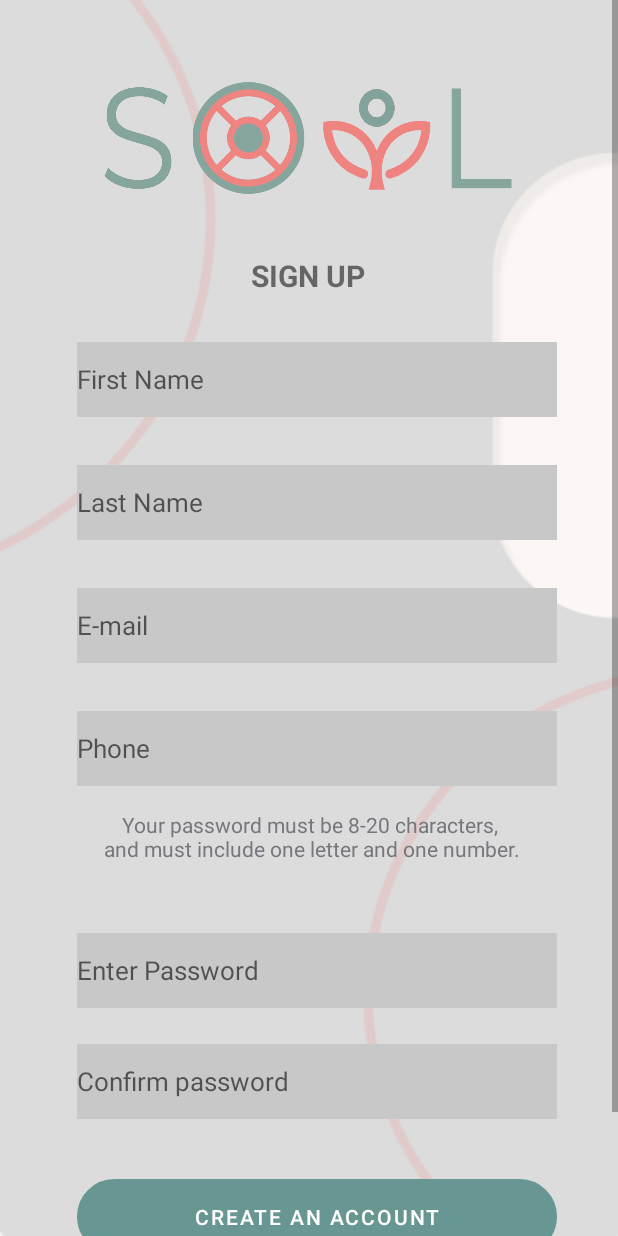
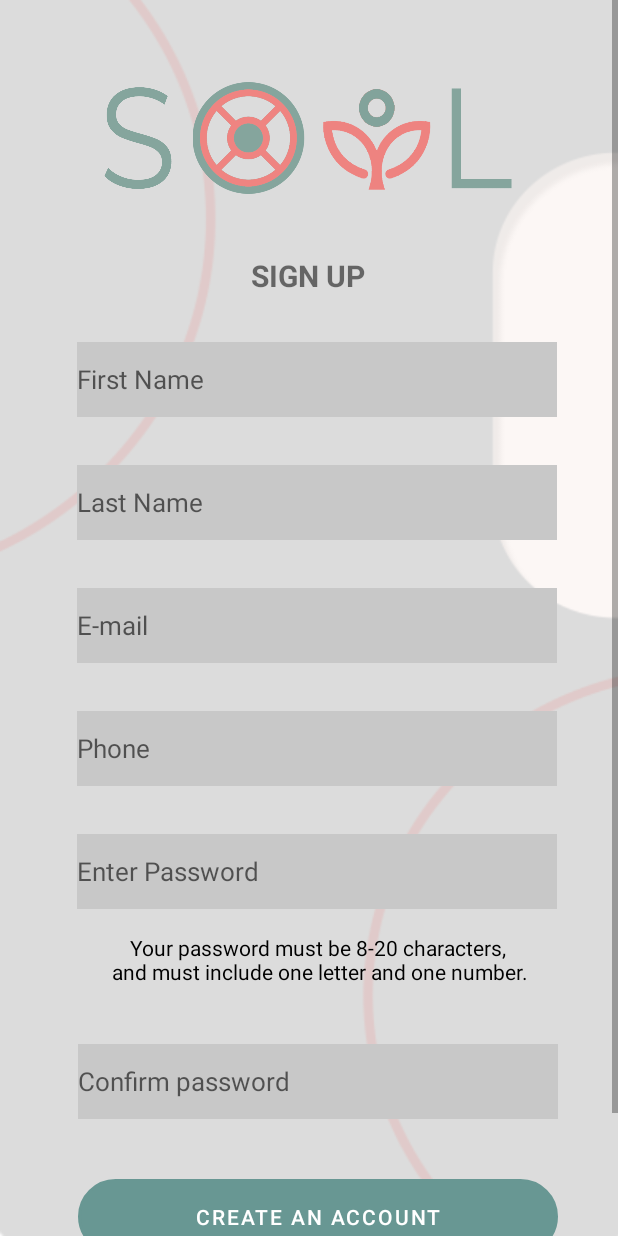
Before and after one commit to SoftMindsKoinsep/SoilApp, an Android app: the sign_up_page screen opened directly, with no data from a screen before it, on a phone screen of 412 x 824 dp. Run offline under Robolectric (Android 15) with nearby library versions, the phone set to English and light mode, and no system bars.

Commit message:
SoilApp 20/4

```diff
--- a/app/src/main/res/layout/activity_sign_up_page.xml
+++ b/app/src/main/res/layout/activity_sign_up_page.xml
@@ -102,16 +102,16 @@
 
         <TextView
             android:id="@+id/textView3"
-            android:layout_width="match_parent"
+            android:layout_width="wrap_content"
             android:layout_height="50dp"
             android:layout_marginTop="16dp"
             android:text="@string/password_help"
             android:textAlignment="center"
-            android:textColor="@color/material_dynamic_neutral50"
+            android:textColor="@color/black"
             android:textSize="14sp"
-            app:layout_constraintEnd_toEndOf="@+id/signup_phone"
-            app:layout_constraintStart_toStartOf="@+id/signup_phone"
-            app:layout_constraintTop_toBottomOf="@+id/signup_phone" />
+            app:layout_constraintEnd_toEndOf="@+id/signup_password"
+            app:layout_constraintStart_toStartOf="@+id/signup_password"
+            app:layout_constraintTop_toBottomOf="@+id/signup_password" />
 
         <EditText
             android:id="@+id/signup_password"
@@ -123,9 +123,9 @@
             android:hint="@string/password"
             android:inputType="textPassword"
             android:textSize="17sp"
-            app:layout_constraintEnd_toEndOf="@+id/textView3"
-            app:layout_constraintStart_toStartOf="@+id/textView3"
-            app:layout_constraintTop_toBottomOf="@+id/textView3" />
+            app:layout_constraintEnd_toEndOf="@+id/signup_phone"
+            app:layout_constraintStart_toStartOf="@+id/signup_phone"
+            app:layout_constraintTop_toBottomOf="@+id/signup_phone" />
 
         <EditText
             android:id="@+id/signup_confirm"
@@ -137,9 +137,9 @@
             android:hint="@string/confirm_password"
             android:inputType="textPassword"
             android:textSize="17sp"
-            app:layout_constraintEnd_toEndOf="@+id/signup_password"
-            app:layout_constraintStart_toStartOf="@+id/signup_password"
-            app:layout_constraintTop_toBottomOf="@+id/signup_password" />
+            app:layout_constraintEnd_toEndOf="@+id/textView3"
+            app:layout_constraintStart_toStartOf="@+id/textView3"
+            app:layout_constraintTop_toBottomOf="@+id/textView3" />
 
         <Button
             android:id="@+id/create_account"
@@ -157,11 +157,12 @@
             android:id="@+id/backButton"
             android:layout_width="wrap_content"
             android:layout_height="wrap_content"
-            android:layout_marginTop="32dp"
+            android:layout_marginTop="24dp"
             android:background="#00000000"
             android:text="Go Back "
             android:textColor="@color/black"
             android:textSize="13sp"
+            android:paddingBottom="20dp"
             app:layout_constraintEnd_toEndOf="@+id/create_account"
             app:layout_constraintStart_toStartOf="@+id/create_account"
             app:layout_constraintTop_toBottomOf="@+id/create_account" />
```
Also changed, not shown: app/src/main/res/layout/activity_sign_in_page.xml (+4 -5 lines).
